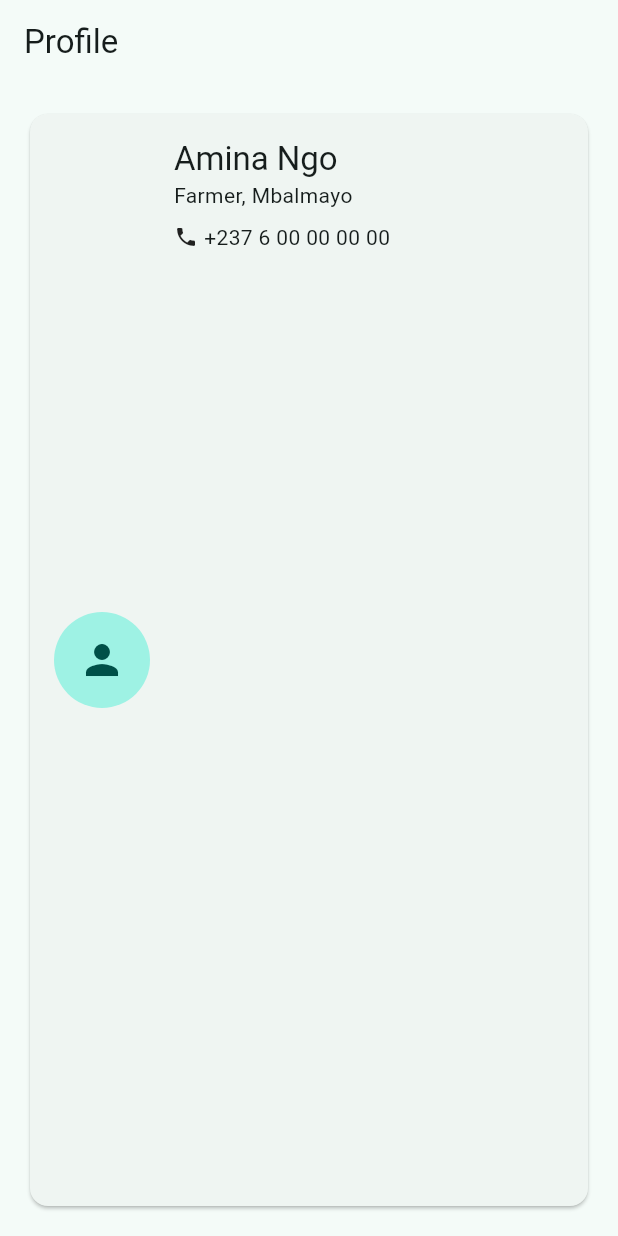
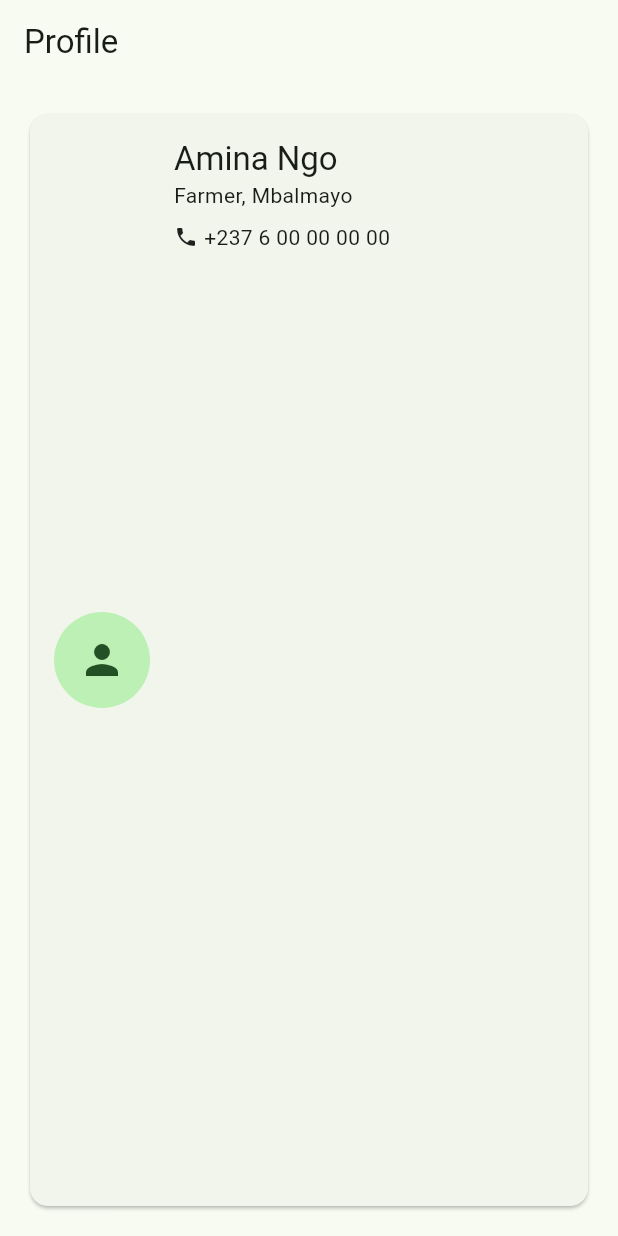
Before and after one commit to YEFF190/Pract-Exercise, a Flutter app: the screen it shows after launch, on a phone screen of 412 x 824 dp. Run offline on Flutter 3.47's test engine with Material 3 defaults, Android fonts, the phone set to English and light mode, and no system bars.

Commit message:
Changed the seed colour

```diff
--- a/lib/main.dart
+++ b/lib/main.dart
@@ -7,7 +7,7 @@ const CardApp({super.key});
 Widget build(BuildContext context) {
 return MaterialApp(
 theme: ThemeData(
-colorScheme: ColorScheme.fromSeed(seedColor: Colors.teal),
+colorScheme: ColorScheme.fromSeed(seedColor: Colors.green),
 ),
 home: Scaffold(
 appBar: AppBar(title: const Text('Profile')),
```
